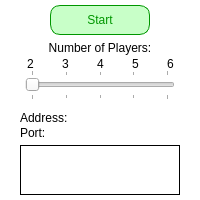
Qt form Server/src/UI/ServerWindow.ui (stcassedy/Clue-Less-JHU) before a commit.
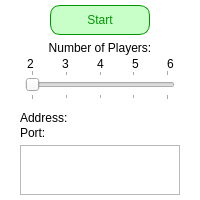
The same form after that commit.

Commit message: Server window functionality pretty much complete

What changed in the file:
```diff
--- a/Server/src/UI/ServerWindow.ui
+++ b/Server/src/UI/ServerWindow.ui
@@ -264,7 +264,7 @@
      <set>Qt::AlignCenter</set>
     </property>
    </widget>
-   <widget class="QLabel" name="Notifications">
+   <widget class="QTextBrowser" name="Notifications">
     <property name="geometry">
      <rect>
       <x>20</x>
@@ -273,17 +273,20 @@
       <height>50</height>
      </rect>
     </property>
-    <property name="frameShape">
-     <enum>QFrame::Panel</enum>
+    <property name="sizePolicy">
+     <sizepolicy hsizetype="Fixed" vsizetype="Fixed">
+      <horstretch>0</horstretch>
+      <verstretch>0</verstretch>
+     </sizepolicy>
     </property>
-    <property name="text">
-     <string/>
+    <property name="layoutDirection">
+     <enum>Qt::LeftToRight</enum>
     </property>
-    <property name="wordWrap">
-     <bool>true</bool>
+    <property name="frameShadow">
+     <enum>QFrame::Plain</enum>
     </property>
-    <property name="textInteractionFlags">
-     <set>Qt::LinksAccessibleByMouse|Qt::TextSelectableByMouse</set>
+    <property name="lineWrapMode">
+     <enum>QTextEdit::WidgetWidth</enum>
     </property>
    </widget>
   </widget>
```
The commit also changes 4 other files.
